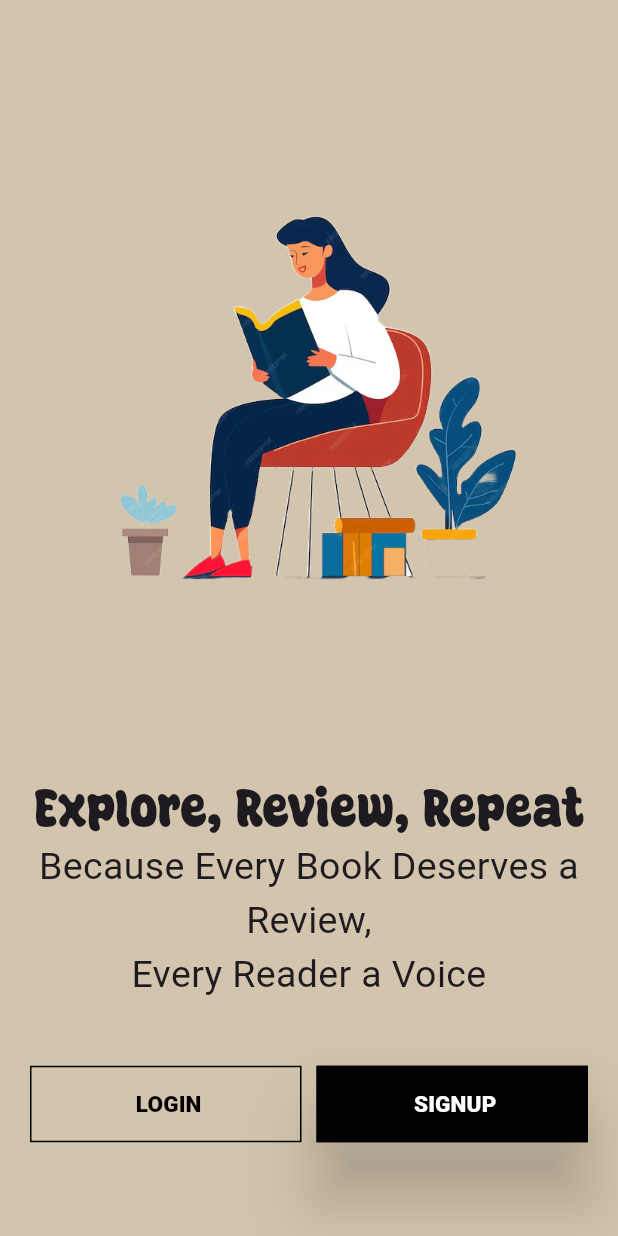
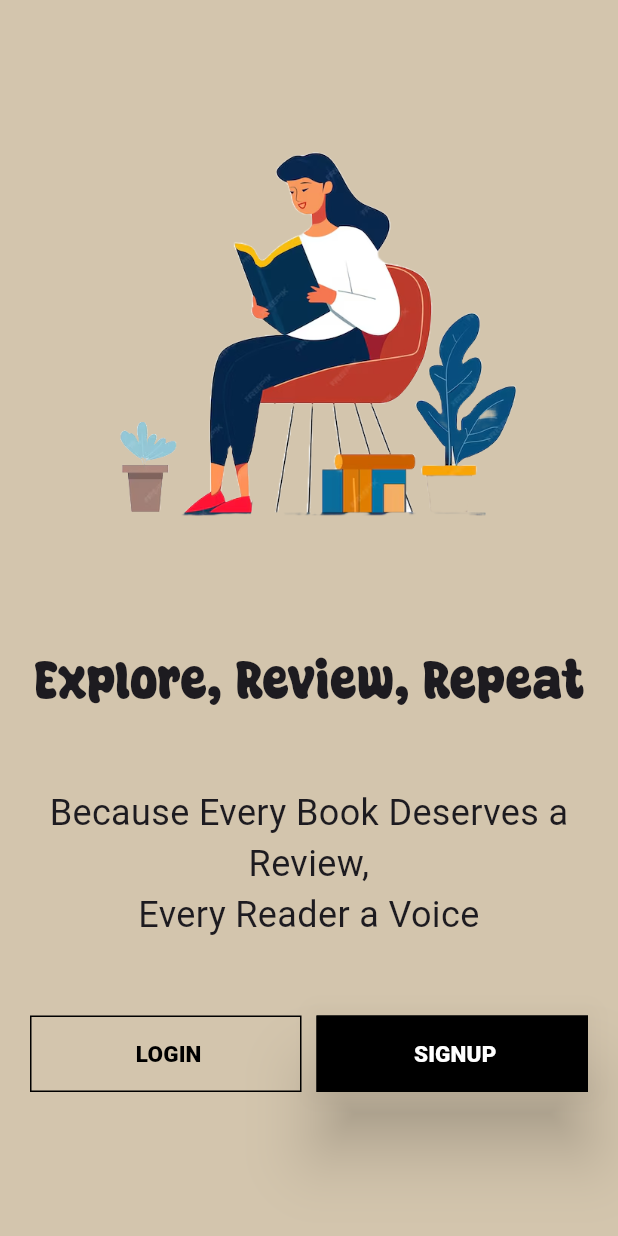
Before and after one commit to BookBro/BookBroo, a Flutter app: the screen it shows after launch, on a phone screen of 412 x 824 dp. Run offline on Flutter 3.47's test engine with Material 3 defaults, Android fonts, the phone set to English and light mode, and no system bars; Roboto replaces fonts that are missing (JAi).

```diff
--- a/lib/src/features/authentication/screen/welcome/welcome_screen.dart
+++ b/lib/src/features/authentication/screen/welcome/welcome_screen.dart
@@ -12,8 +12,10 @@ class Welcome extends StatelessWidget {
   @override
   Widget build(BuildContext context) {
     var height = MediaQuery.of(context).size.height;
-    return Scaffold(
-      body: Container(
+    return SafeArea(
+      child: Scaffold(
+        body: SingleChildScrollView(
+          child: Container(
             padding: EdgeInsets.all(20),
             child: Column(
               mainAxisAlignment: MainAxisAlignment.spaceEvenly,
@@ -37,13 +39,19 @@ class Welcome extends StatelessWidget {
                         fontSize: 30,
                       ),
                     ),
+                    SizedBox(
+                      height: 50,
+                    ),
                     Text(
                       vWelcomeSubTittle,
                       style: TextStyle(
                         fontFamily: 'JAi',
-                    fontSize: 25,
+                        fontSize: 24,
                       ),
                       textAlign: TextAlign.center,
+                    ),
+                    SizedBox(
+                      height: 50,
                     ),
                   ],
                 ),
@@ -54,7 +62,8 @@ class Welcome extends StatelessWidget {
                         onPressed: () {
                           Navigator.pushReplacement(
                             context,
-                        MaterialPageRoute(builder: (context) => LoginScreen()),
+                            MaterialPageRoute(
+                                builder: (context) => LoginScreen()),
                           );
                         },
                         style: OutlinedButton.styleFrom(
@@ -63,7 +72,8 @@ class Welcome extends StatelessWidget {
                           side: BorderSide(
                             color: Colors.black,
                           ),
-                      padding: EdgeInsets.symmetric(vertical: vButtonHeight),
+                          padding:
+                              EdgeInsets.symmetric(vertical: vButtonHeight),
                         ),
                         child: Text(
                           vLogin.toUpperCase(),
@@ -83,7 +93,8 @@ class Welcome extends StatelessWidget {
                         onPressed: () {
                           Navigator.pushReplacement(
                             context,
-                        MaterialPageRoute(builder: (context) => SignUpScreen()),
+                            MaterialPageRoute(
+                                builder: (context) => SignUpScreen()),
                           );
                         },
                         style: OutlinedButton.styleFrom(
@@ -94,7 +105,8 @@ class Welcome extends StatelessWidget {
                           side: const BorderSide(
                             color: Colors.black,
                           ),
-                      padding: EdgeInsets.symmetric(vertical: vButtonHeight),
+                          padding:
+                              EdgeInsets.symmetric(vertical: vButtonHeight),
                         ),
                         child: Text(
                           vSignup.toUpperCase(),
@@ -111,6 +123,8 @@ class Welcome extends StatelessWidget {
               ],
             ),
           ),
+        ),
+      ),
     );
   }
 }
```
Also changed, not shown: lib/src/features/authentication/screen/Home Screen/home_screen.dart (added, +21 -0 lines), lib/src/features/authentication/screen/login page/login_screen.dart (+9 -1 lines), lib/src/features/authentication/screen/signup screen/signup_screen.dart (+9 -1 lines). Lines whose indentation alone changed are shown as unchanged.
